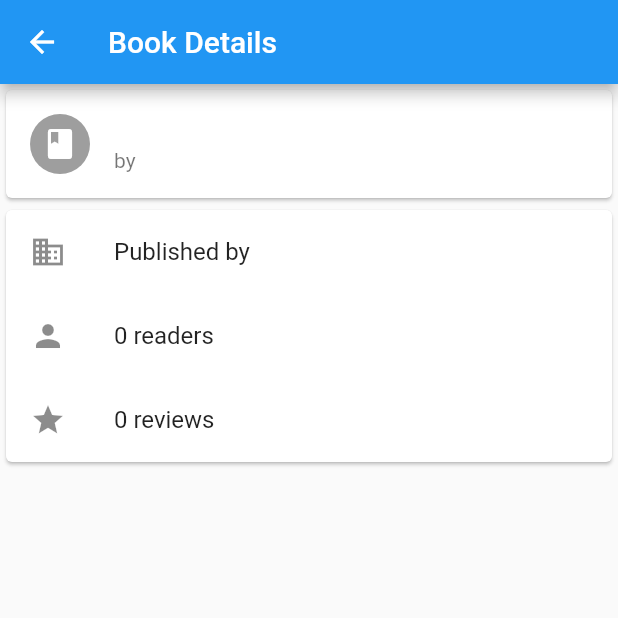
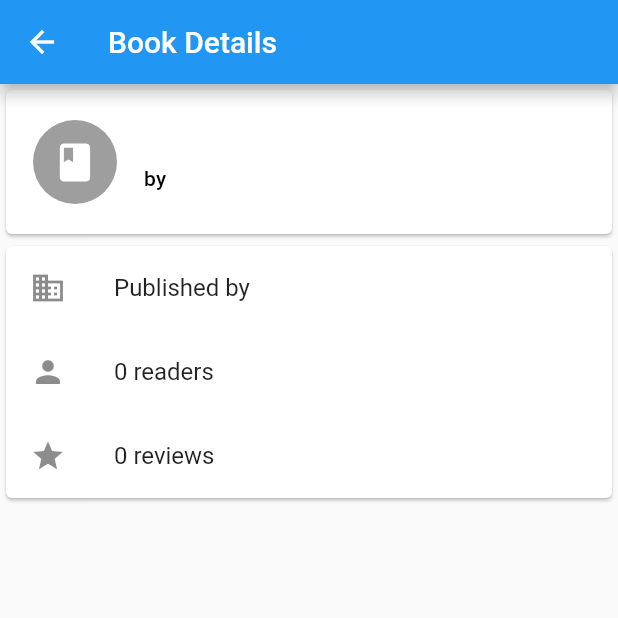
Before and after one commit to shanesblume13/two_books, a Flutter app: the BookDetailsScreen screen opened directly with empty values, on a phone screen of 412 x 824 dp, the top half of it. Run offline on Flutter 3.47's test engine with Material 2 defaults, Android fonts, the light colour scheme and no system bars; our stand-ins replace dio, rxdart; missing offline and left inert: japx; network calls fail.

```diff
--- a/lib/screens/book_details_screen.dart
+++ b/lib/screens/book_details_screen.dart
@@ -22,17 +22,26 @@ class BookDetailsScreen extends StatelessWidget {
             tag: book.id,
             transitionOnUserGestures: true,
             child: Card(
+              child: Padding(
+                padding: const EdgeInsets.symmetric(vertical: 12),
                 child: ListTile(
                   leading: CircleAvatar(
+                    radius: 30,
                     backgroundColor: book.color,
                     child: const Icon(
                       Icons.book,
                       color: Colors.white,
+                      size: 30,
                     ),
                   ),
-                title: Text(book.title),
+                  title: Text(
+                    book.title,
+                    style: Theme.of(context).textTheme.titleLarge,
+                  ),
                   subtitle: Text(
                     'by ${book.author.name}',
+                    style: Theme.of(context).textTheme.titleSmall,
+                  ),
                 ),
               ),
             ),
--- a/lib/screens/books_screen.dart
+++ b/lib/screens/books_screen.dart
@@ -72,10 +72,12 @@ class _BooksScreenState extends State<BooksScreen> {
                     child: ListTile(
                       onTap: () => _goToBookDetailsPage(context, book),
                       leading: CircleAvatar(
+                        radius: 20,
                         backgroundColor: book.color,
                         child: const Icon(
                           Icons.book,
                           color: Colors.white,
+                          size: 20,
                         ),
                       ),
                       title: Text(book.title),
```
Lines whose indentation alone changed are shown as unchanged.
